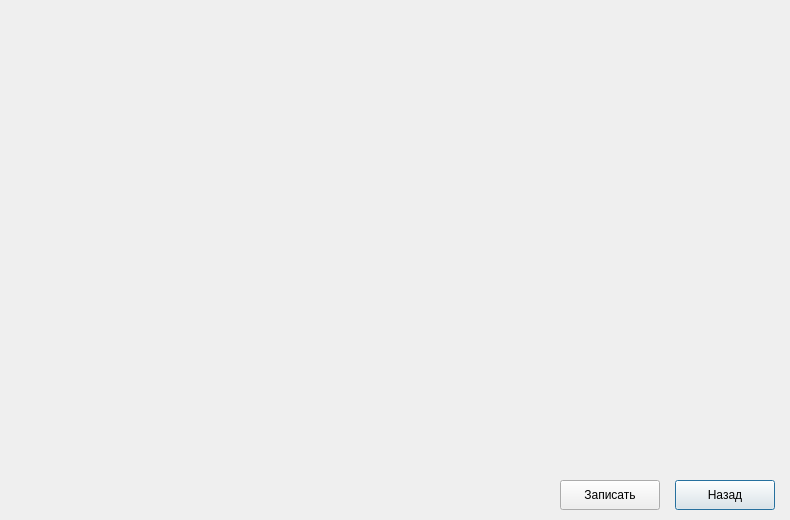
This is CE35DConfig/CE35DConfig/sr_control.ui in ifedotov1984/projects as Qt 5 draws it before an edit. The edited form follows.
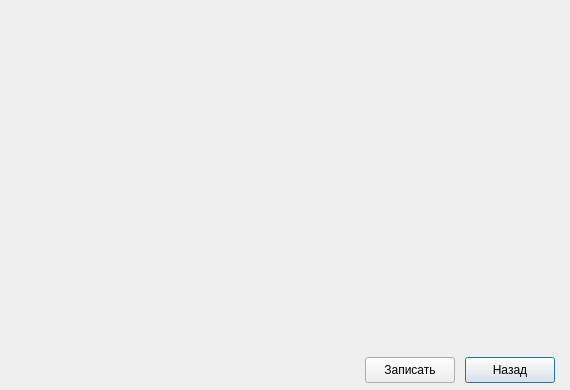
This is the edited form.

The edit to the form file:
```diff
--- a/CE35DConfig/CE35DConfig/sr_control.ui
+++ b/CE35DConfig/CE35DConfig/sr_control.ui
@@ -6,20 +6,20 @@
    <rect>
     <x>0</x>
     <y>0</y>
-    <width>790</width>
-    <height>520</height>
+    <width>570</width>
+    <height>390</height>
    </rect>
   </property>
   <property name="minimumSize">
    <size>
-    <width>790</width>
-    <height>520</height>
+    <width>570</width>
+    <height>390</height>
    </size>
   </property>
   <property name="maximumSize">
    <size>
-    <width>790</width>
-    <height>520</height>
+    <width>570</width>
+    <height>390</height>
    </size>
   </property>
   <property name="windowTitle">
@@ -28,12 +28,18 @@
   <widget class="QPushButton" name="Cancel">
    <property name="geometry">
     <rect>
-     <x>675</x>
-     <y>480</y>
-     <width>100</width>
-     <height>30</height>
+     <x>465</x>
+     <y>357</y>
+     <width>90</width>
+     <height>26</height>
     </rect>
    </property>
+   <property name="sizePolicy">
+    <sizepolicy hsizetype="Fixed" vsizetype="Fixed">
+     <horstretch>0</horstretch>
+     <verstretch>0</verstretch>
+    </sizepolicy>
+   </property>
    <property name="text">
     <string>Назад</string>
    </property>
@@ -41,12 +47,18 @@
   <widget class="QPushButton" name="Write">
    <property name="geometry">
     <rect>
-     <x>560</x>
-     <y>480</y>
-     <width>100</width>
-     <height>30</height>
+     <x>365</x>
+     <y>357</y>
+     <width>90</width>
+     <height>26</height>
     </rect>
    </property>
+   <property name="sizePolicy">
+    <sizepolicy hsizetype="Fixed" vsizetype="Fixed">
+     <horstretch>0</horstretch>
+     <verstretch>0</verstretch>
+    </sizepolicy>
+   </property>
    <property name="text">
     <string>Записать</string>
    </property>
```
